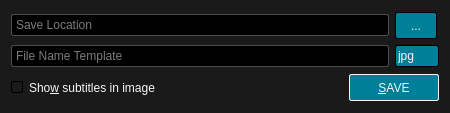
Old version of the form src/ui/screenshotdialog.ui in the repository u8sand/Baka-MPlayer.
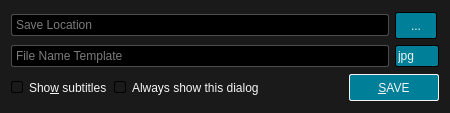
New version of the form. Icons and pictures are not drawn.

Commit message: screenshotdialog.ui: add option to always show the dialog

```diff
--- a/src/ui/screenshotdialog.ui
+++ b/src/ui/screenshotdialog.ui
@@ -159,7 +159,14 @@
      <item>
       <widget class="QCheckBox" name="subtitlesCheckBox">
        <property name="text">
-        <string>Sho&amp;w subtitles in image</string>
+        <string>Sho&amp;w subtitles</string>
+       </property>
+      </widget>
+     </item>
+     <item>
+      <widget class="QCheckBox" name="showCheckBox">
+       <property name="text">
+        <string>Always show this dialog</string>
        </property>
        <property name="checked">
         <bool>true</bool>
```
Left out of the diff: 1 changed line with no effect on the pictures.
